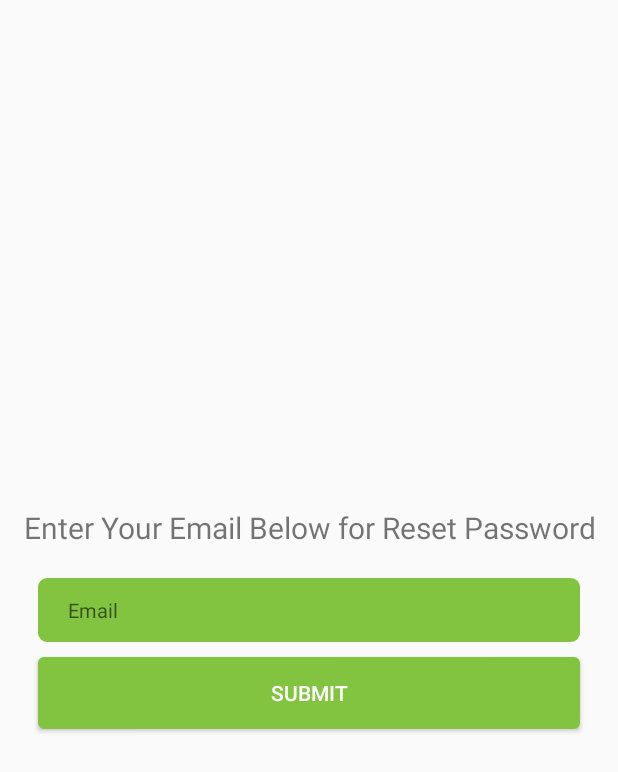
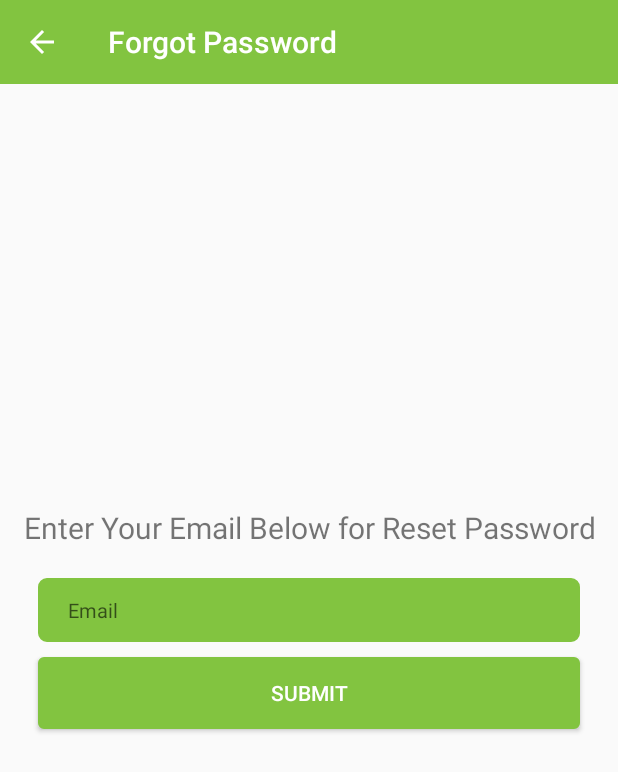
Before and after one commit to fajarhidayatulloh/creatingApps, an Android app: the screen it shows after launch (ForgotActivity), after a tap on "FORGOT PASSWORD", on a phone screen of 412 x 824 dp. Shown: the top 772 px of the screen. Run offline under Robolectric (Android 15) with nearby library versions, the phone set to English and light mode, and no system bars.

Commit message:
second commit

```diff
--- a/app/src/main/java/com/example/dev/creatingapps/MainActivity.kt
+++ /dev/null
@@ -1,40 +0,0 @@
-package com.example.dev.creatingapps
-
-import android.content.Intent
-import android.os.Bundle
-import android.support.v7.app.AppCompatActivity
-import android.support.v7.widget.Toolbar
-import android.view.View
-import android.widget.TextView
-import kotlinx.android.synthetic.main.activity_login.*
-import com.example.dev.creatingapps.R.id.toolbar
-
-
-
-class MainActivity : AppCompatActivity() {
-
-    override fun onCreate(savedInstanceState: Bundle?) {
-        super.onCreate(savedInstanceState)
-        setContentView(R.layout.activity_login)
-
-        //Login Toolbar
-        val TitleBar = findViewById<View>(R.id.toolbar_login) as Toolbar
-        setSupportActionBar(TitleBar)
-
-        val toolbarText = findViewById<View>(R.id.toolbar_text) as TextView
-        if (toolbarText != null && TitleBar != null) {
-            toolbarText.text = title
-            setSupportActionBar(TitleBar)
-        }
-
-        linkRegistration.setOnClickListener {
-            var intent = Intent(this, RegisterActivity::class.java)
-            startActivity(intent)
-        }
-
-        linkForgotPassword.setOnClickListener {
-            var intent = Intent(this, ForgotActivity::class.java)
-            startActivity(intent)
-        }
-    }
-}
--- /dev/null
+++ b/app/src/main/java/com/example/dev/creatingapps/view/ui/ForgotActivity.kt
@@ -0,0 +1,20 @@
+package com.example.dev.creatingapps.view.ui
+
+import android.support.v7.app.AppCompatActivity
+import android.os.Bundle
+import android.support.v7.widget.Toolbar
+import android.view.View
+import com.example.dev.creatingapps.R
+
+class ForgotActivity : AppCompatActivity() {
+
+    override fun onCreate(savedInstanceState: Bundle?) {
+        super.onCreate(savedInstanceState)
+        setContentView(R.layout.activity_forgot)
+
+        val TitleBar = findViewById<View>(R.id.toolbar_forgot) as Toolbar
+        setSupportActionBar(TitleBar)
+        supportActionBar!!.setDisplayHomeAsUpEnabled(true)
+
+    }
+}
--- /dev/null
+++ b/app/src/main/java/com/example/dev/creatingapps/view/ui/SplashActivity.kt
@@ -0,0 +1,23 @@
+package com.example.dev.creatingapps.view.ui
+
+import android.content.Intent
+import android.support.v7.app.AppCompatActivity
+import android.os.Bundle
+import android.os.Handler
+import com.example.dev.creatingapps.R
+
+class SplashActivity : AppCompatActivity() {
+
+    private val splash_timeout = 3000
+    override fun onCreate(savedInstanceState: Bundle?) {
+        super.onCreate(savedInstanceState)
+        setContentView(R.layout.activity_splash)
+
+        Handler().postDelayed(object : Runnable {
+            public override fun run() {
+                startActivity(Intent(this@SplashActivity,LoginActivity::class.java))
+                finish()
+            }
+        },splash_timeout.toLong())
+    }
+}
--- a/app/src/main/res/layout/activity_forgot.xml
+++ b/app/src/main/res/layout/activity_forgot.xml
@@ -5,7 +5,16 @@
     android:id="@+id/coordinatorForgotPassword"
     android:layout_width="match_parent"
     android:layout_height="match_parent"
-    tools:context=".ForgotActivity">
+    tools:context=".view.ui.ForgotActivity">
+
+    <android.support.v7.widget.Toolbar
+        android:id="@+id/toolbar_forgot"
+        android:minHeight="?attr/actionBarSize"
+        android:background="@color/colorPrimary"
+        android:layout_width="match_parent"
+        android:layout_height="wrap_content"
+        android:theme="@style/AppTheme.AppBarOverlay">
+    </android.support.v7.widget.Toolbar>
 
     <LinearLayout
         android:layout_width="match_parent"
@@ -55,7 +64,7 @@
         </android.support.design.widget.TextInputLayout>
 
         <android.support.v7.widget.AppCompatButton
-            android:id="@+id/buttonLogin"
+            android:id="@+id/buttonForgot"
             android:layout_width="match_parent"
             android:layout_height="wrap_content"
             android:layout_marginLeft="15dp"
--- a/app/src/main/res/values/strings.xml
+++ b/app/src/main/res/values/strings.xml
@@ -25,4 +25,7 @@
     <string name="nav_header_subtitle">android.studio@android.com</string>
     <string name="nav_header_desc">Navigation header</string>
     <string name="action_settings">Settings</string>
+
+    <string name="app_login_double_back">Double click for exit!</string>
+    <string name="toast_login_fill">no found user</string>
 </resources>
```
Also changed, not shown: app/src/main/AndroidManifest.xml (+22 -13 lines), app/src/main/java/com/example/dev/creatingapps/ForgotActivity.kt (deleted, +0 -12 lines), app/src/main/java/com/example/dev/creatingapps/LoginActivity.kt (deleted, +0 -19 lines), app/src/main/java/com/example/dev/creatingapps/view/ui/LoginActivity.kt (added, +65 -0 lines), app/src/main/java/com/example/dev/creatingapps/view/ui/MainActivity.kt (added, +19 -0 lines), app/src/main/java/com/example/dev/creatingapps/view/ui/RegisterActivity.kt (renamed from app/src/main/java/com/example/dev/creatingapps/RegisterActivity.kt, +2 -7 lines), app/src/main/res/layout/activity_login.xml (+4 -3 lines), app/src/main/res/layout/activity_main.xml (+13 -20 lines), app/src/main/res/layout/activity_register.xml (+3 -12 lines), app/src/main/res/layout/activity_splash.xml (added, +51 -0 lines).
